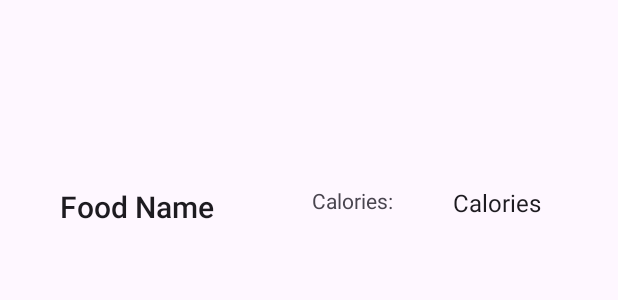
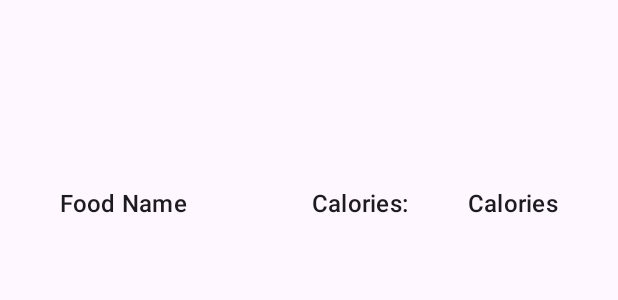
Before and after one commit to mgallo185/BitFitPart2, an Android app: the layout item_food.xml on its own in the app's theme, with its tools: preview values and no code run, on a phone screen of 412 x 824 dp. Shown: the top 300 px of the screen. Run offline under Robolectric (Android 15) with nearby library versions, the phone set to English and light mode, and no system bars.

Commit message:
fixed layout

```diff
--- a/app/src/main/res/layout/activity_main.xml
+++ b/app/src/main/res/layout/activity_main.xml
@@ -23,10 +23,10 @@
         android:layout_height="wrap_content"
         android:layout_marginStart="143dp"
         android:layout_marginEnd="150dp"
-        android:layout_marginBottom="64dp"
-        android:text="Button"
+        android:layout_marginBottom="24dp"
+        android:text="Add Food"
         app:layout_constraintBottom_toBottomOf="parent"
         app:layout_constraintEnd_toEndOf="parent"
-        app:layout_constraintHorizontal_bias="0.074"
+        app:layout_constraintHorizontal_bias="1.0"
         app:layout_constraintStart_toStartOf="parent" />
 </androidx.constraintlayout.widget.ConstraintLayout>
--- a/app/src/main/res/layout/item_food.xml
+++ b/app/src/main/res/layout/item_food.xml
@@ -3,7 +3,7 @@
     xmlns:app="http://schemas.android.com/apk/res-auto"
     xmlns:tools="http://schemas.android.com/tools"
     android:layout_width="match_parent"
-    android:layout_height="match_parent">
+    android:layout_height="wrap_content">
 
     <TextView
         android:id="@+id/foodName"
@@ -14,7 +14,8 @@
         android:ellipsize="end"
         android:maxLines="2"
         android:text="Food Name"
-        android:textAppearance="@style/TextAppearance.AppCompat.Light.SearchResult.Title"
+
+        android:textAppearance="?attr/textAppearanceListItem"
         app:layout_constraintStart_toStartOf="parent"
         app:layout_constraintTop_toTopOf="parent" />
 
@@ -27,7 +28,7 @@
         android:ellipsize="end"
         android:maxLines="4"
         android:text="Calories"
-        android:textAppearance="@style/TextAppearance.AppCompat.Light.SearchResult.Subtitle"
+        android:textAppearance="?attr/textAppearanceListItem"
         app:layout_constraintStart_toEndOf="@+id/textView2"
         app:layout_constraintTop_toTopOf="parent" />
 
@@ -38,6 +39,7 @@
         android:layout_marginStart="56dp"
         android:layout_marginTop="124dp"
         android:text="Calories:"
+        android:textAppearance="?attr/textAppearanceListItem"
         app:layout_constraintStart_toEndOf="@+id/foodName"
         app:layout_constraintTop_toTopOf="parent" />
 
```
